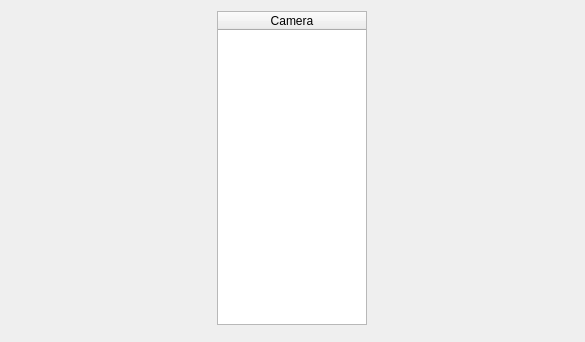
Qt form Main/CameraTest/camera_list_form.ui (519984307/Container_Multiple_Channels_20200522) before a commit.
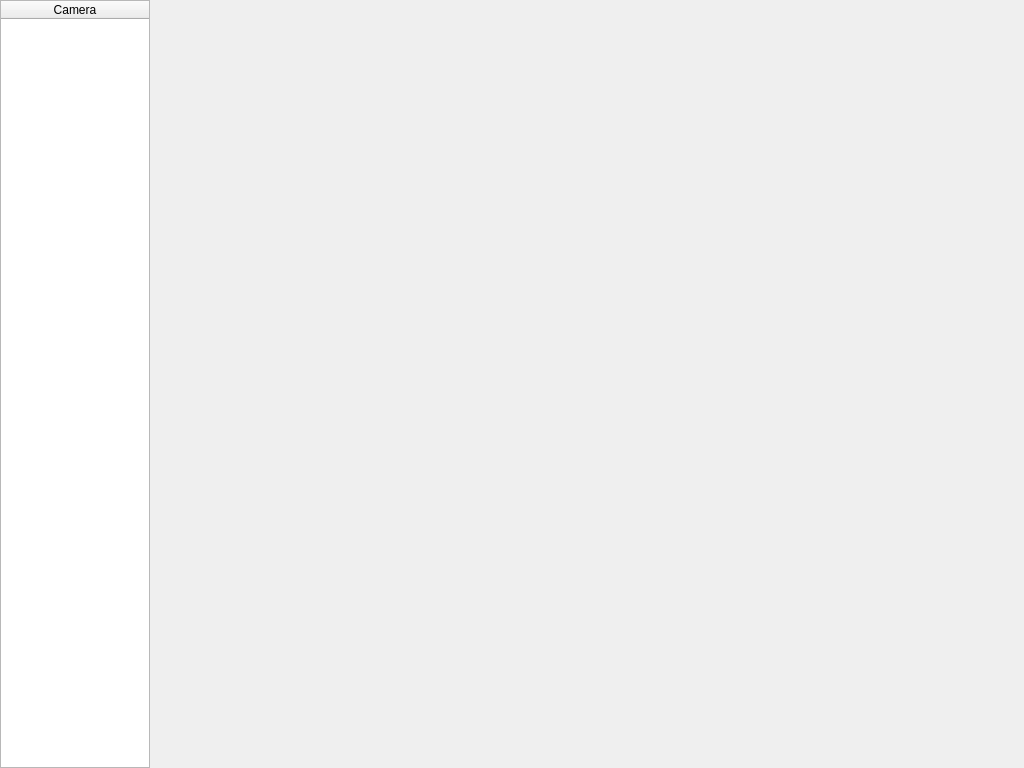
The same form after that commit.

```diff
--- a/Main/CameraTest/camera_list_form.ui
+++ b/Main/CameraTest/camera_list_form.ui
@@ -6,15 +6,30 @@
    <rect>
     <x>0</x>
     <y>0</y>
-    <width>585</width>
-    <height>342</height>
+    <width>1024</width>
+    <height>768</height>
    </rect>
   </property>
   <property name="windowTitle">
    <string>Form</string>
   </property>
   <layout class="QGridLayout" name="gridLayout_2">
-   <item row="0" column="0">
+   <property name="leftMargin">
+    <number>0</number>
+   </property>
+   <property name="topMargin">
+    <number>0</number>
+   </property>
+   <property name="rightMargin">
+    <number>0</number>
+   </property>
+   <property name="bottomMargin">
+    <number>0</number>
+   </property>
+   <property name="spacing">
+    <number>0</number>
+   </property>
+   <item row="0" column="0" rowspan="2">
     <widget class="QTreeWidget" name="CameraList">
      <property name="enabled">
       <bool>true</bool>
@@ -50,7 +65,7 @@
      </column>
     </widget>
    </item>
-   <item row="0" column="1" rowspan="2">
+   <item row="0" column="1" rowspan="2" colspan="2">
     <layout class="QGridLayout" name="gridLayout"/>
    </item>
   </layout>
```
Left out of the diff: 2 changed lines with no effect on the pictures.
